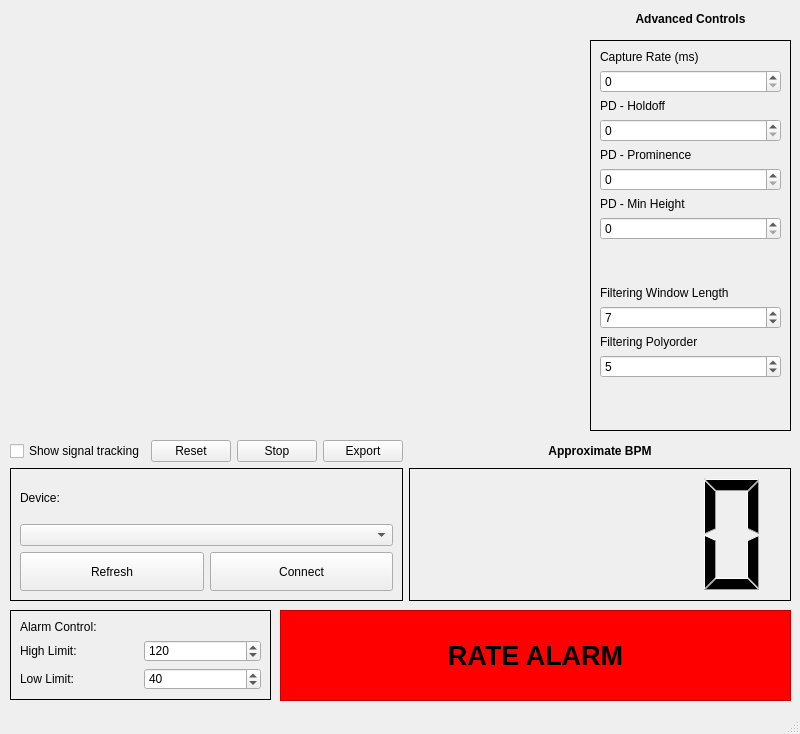
The window that ecg_viewer_window.ui (HTM-Workshop/ECG-Viewer) describes before a commit, drawn with Qt 5.
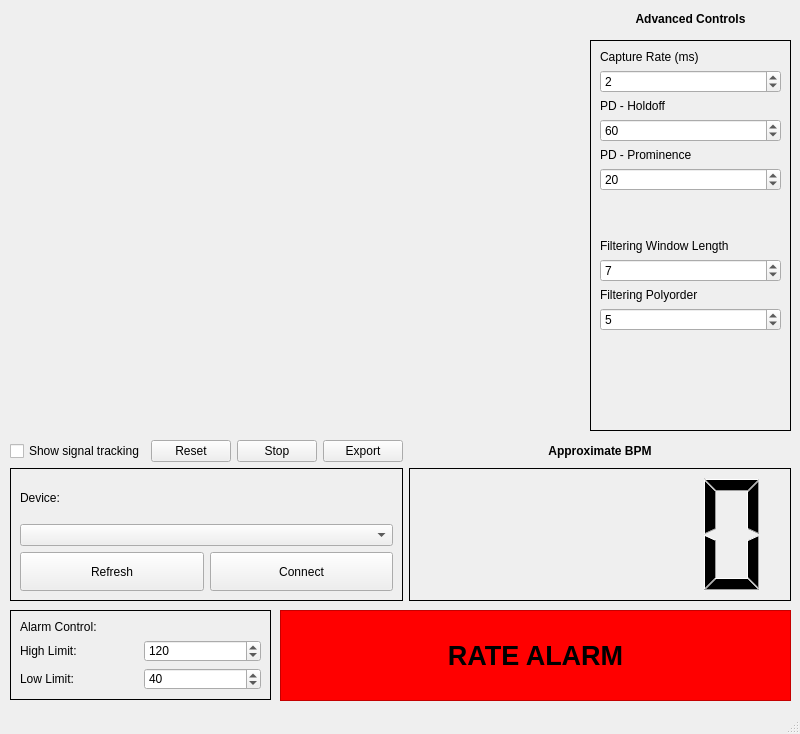
The same window after the commit. Icons and pictures are not drawn. Custom widgets are drawn as their Qt base class.

```diff
--- a/ecg_viewer_window.ui
+++ b/ecg_viewer_window.ui
@@ -307,7 +307,11 @@
         </widget>
        </item>
        <item>
-        <widget class="QSpinBox" name="capture_rate_box"/>
+        <widget class="QSpinBox" name="capture_rate_box">
+         <property name="value">
+          <number>2</number>
+         </property>
+        </widget>
        </item>
        <item>
         <widget class="QLabel" name="label_8">
@@ -317,7 +321,11 @@
         </widget>
        </item>
        <item>
-        <widget class="QSpinBox" name="holdoff_box"/>
+        <widget class="QSpinBox" name="holdoff_box">
+         <property name="value">
+          <number>60</number>
+         </property>
+        </widget>
        </item>
        <item>
         <widget class="QLabel" name="label_9">
@@ -327,18 +335,12 @@
         </widget>
        </item>
        <item>
-        <widget class="QSpinBox" name="prominence_box"/>
-       </item>
-       <item>
-        <widget class="QLabel" name="label_12">
-         <property name="text">
-          <string>PD - Min Height</string>
+        <widget class="QSpinBox" name="prominence_box">
+         <property name="value">
+          <number>20</number>
          </property>
         </widget>
        </item>
-       <item>
-        <widget class="QSpinBox" name="height_box"/>
-       </item>
        <item>
         <spacer name="verticalSpacer">
          <property name="orientation">
```
Left out of the diff: 2 changed lines with no effect on the pictures.
